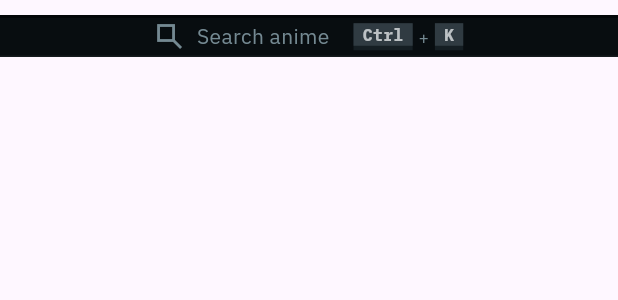
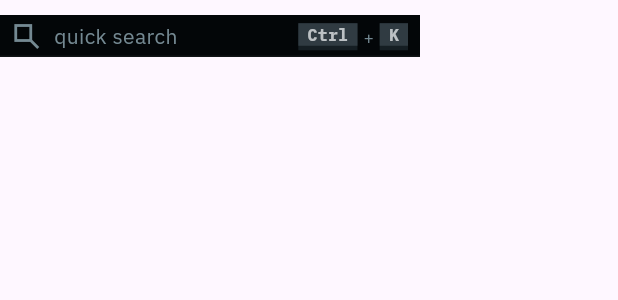
Before and after one commit to ashenvii/Konsou, a Flutter app: the _QuickSearchButton widget shown alone on an empty page, opened directly, on a phone screen of 412 x 824 dp. Shown: the top 300 px of the screen. Run offline on Flutter 3.47's test engine with Material 3 defaults, Android fonts, the phone set to English and light mode, and no system bars; our stand-ins replace clock, drift, flutter_riverpod, flutter_secure_storage, go_router and 2 more; missing offline and left inert: dart:ffi, sqlite3, window_manager; accounts and stored records are empty; generated files the repository leaves out were written again; statements that could not run were skipped.

Commit message:
fix search well filling the top bar, fade the bar like the rail, rebuild search internals and hover

```diff
--- a/lib/shell/app_shell.dart
+++ b/lib/shell/app_shell.dart
@@ -4,6 +4,7 @@ import 'package:flutter/widgets.dart';
 import 'package:window_manager/window_manager.dart';
 
 import '../components/countdown.dart';
+import '../components/hover_mark.dart';
 import '../components/key_cap.dart';
 import '../components/pressable.dart';
 import '../design/text_styles.dart';
@@ -165,7 +166,7 @@ class _AppShellState extends State<AppShell> with WindowListener {
         child: Column(
           children: [
             DecoratedBox(
-              decoration: BoxDecoration(color: _barTint),
+              decoration: BoxDecoration(gradient: _barTint),
               child: _TopBar(
                 maximized: _maximized,
                 onMinimize: windowManager.minimize,
@@ -225,8 +226,12 @@ class _AppShellState extends State<AppShell> with WindowListener {
 Color _tint(double alpha) => Tokens.surface.withValues(alpha: alpha);
 Color _line(double alpha) => Tokens.line.withValues(alpha: alpha);
 
-// the bar is lit evenly so the search well reads as dropped into it
-final _barTint = _tint(0.6);
+// the bar fades into the page the way the rail does, strongest at the left
+// edge and gone by the middle, so it is not a flat coloured strip
+final _barTint = LinearGradient(
+  colors: [_tint(0.55), _tint(0.22), _tint(0), _tint(0), _tint(0.3)],
+  stops: const [0, 0.3, 0.55, 0.82, 1],
+);
 
 final _railTint = LinearGradient(
   begin: Alignment.topCenter,
@@ -380,16 +385,20 @@ class _QuickSearchButton extends StatelessWidget {
       label: 'Search',
       onPressed: () {},
       builder: (context, state) {
-        final ink = state.hovered ? Tokens.inkSoft : Tokens.inkMuted;
+        final ink = state.hovered ? Tokens.ink : Tokens.inkMuted;
         // a well dropped into the bar: page ground, dark where the bar
-        // overhangs it, a faint lip below
-        return Container(
-          constraints: const BoxConstraints(minWidth: Tokens.quickSearchWidth),
+        // overhangs it, a faint lip below. The hover is the app's live edge.
+        return HoverMark(
+          on: state.hovered,
+          child: Container(
+            // a fixed size and no alignment: an aligned Container grows to
+            // fill the bar and its fill paints over everything beside it
+            width: Tokens.quickSearchWidth,
             height: Tokens.quickSearchHeight,
             padding: const EdgeInsets.symmetric(horizontal: Tokens.space2),
-          alignment: Alignment.center,
             decoration: BoxDecoration(
-            color: Tokens.ground,
+              // darker than the bar around it, so it reads as dropped in
+              color: Tokens.wellEdge,
               border: Border(
                 top: const BorderSide(
                   color: Tokens.wellEdge,
@@ -399,22 +408,28 @@ class _QuickSearchButton extends StatelessWidget {
               ),
             ),
             child: Row(
-            mainAxisSize: MainAxisSize.min,
               children: [
                 AppIcon(AppIcons.search, size: Tokens.iconSize, color: ink),
                 const SizedBox(width: Tokens.space2),
-              Text(
-                'Search anime',
+                Expanded(
+                  child: Text(
+                    _searchPlaceholder,
                     maxLines: 1,
                     softWrap: false,
+                    overflow: TextOverflow.ellipsis,
                     style: AppText.label(ink),
                   ),
-              const SizedBox(width: Tokens.space4),
+                ),
+                const SizedBox(width: Tokens.space2),
                 const KeyCaps('Ctrl+K'),
               ],
+            ),
           ),
         );
       },
     );
   }
 }
+
+// says what the box does: it looks in the user's list first, then everywhere
+const _searchPlaceholder = 'quick search';
```
Also changed, not shown: 1 other file. Lines whose indentation alone changed are shown as unchanged.
